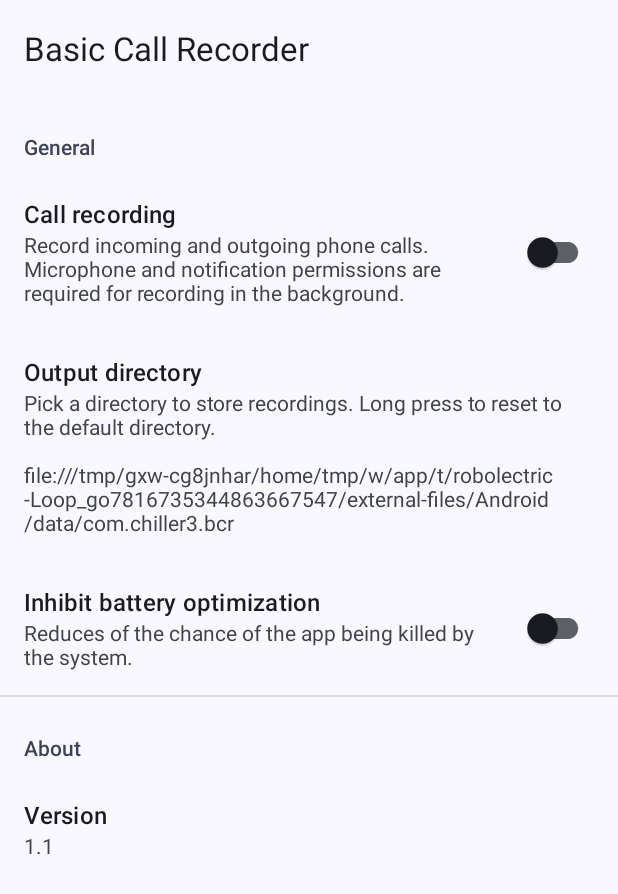
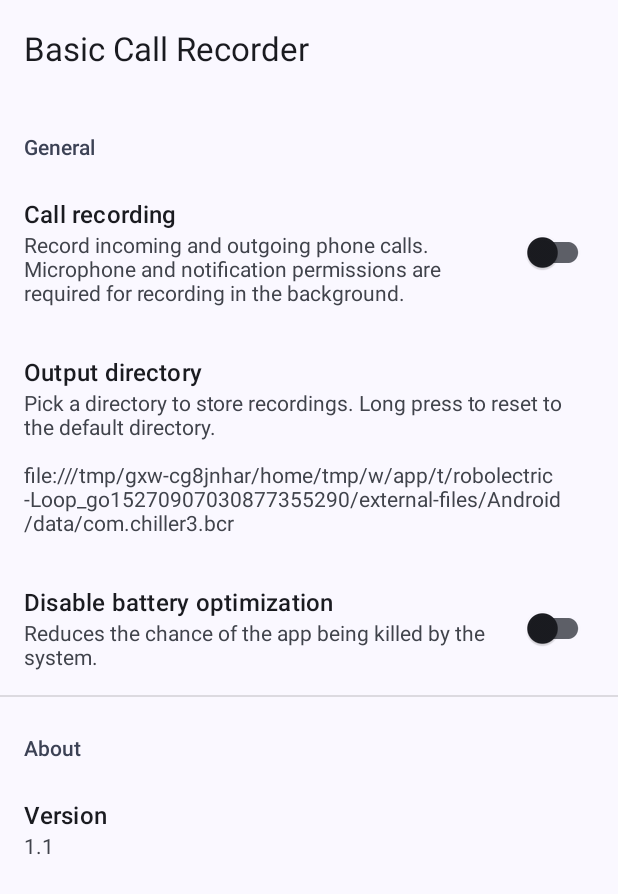
Before and after one commit to chenxiaolong/BCR, an Android app: the screen it shows after launch (SettingsActivity), on a phone screen of 412 x 824 dp. Shown: the top 894 px of the screen. Run offline under Robolectric (Android 15) with nearby library versions, the phone set to English and light mode, and no system bars; our stand-ins replace androidx.preference.

Commit message:
Small descriptive suggestions :)

```diff
--- a/app/src/main/res/values/strings.xml
+++ b/app/src/main/res/values/strings.xml
@@ -13,8 +13,8 @@
     <string name="pref_output_dir_name">Output directory</string>
     <string name="pref_output_dir_desc">Pick a directory to store recordings. Long press to reset to the default directory.</string>
 
-    <string name="pref_inhibit_batt_opt_name">Inhibit battery optimization</string>
-    <string name="pref_inhibit_batt_opt_desc">Reduces of the chance of the app being killed by the system.</string>
+    <string name="pref_inhibit_batt_opt_name">Disable battery optimization</string>
+    <string name="pref_inhibit_batt_opt_desc">Reduces the chance of the app being killed by the system.</string>
 
     <!-- About "preference" -->
     <string name="pref_version_name">Version</string>
```
